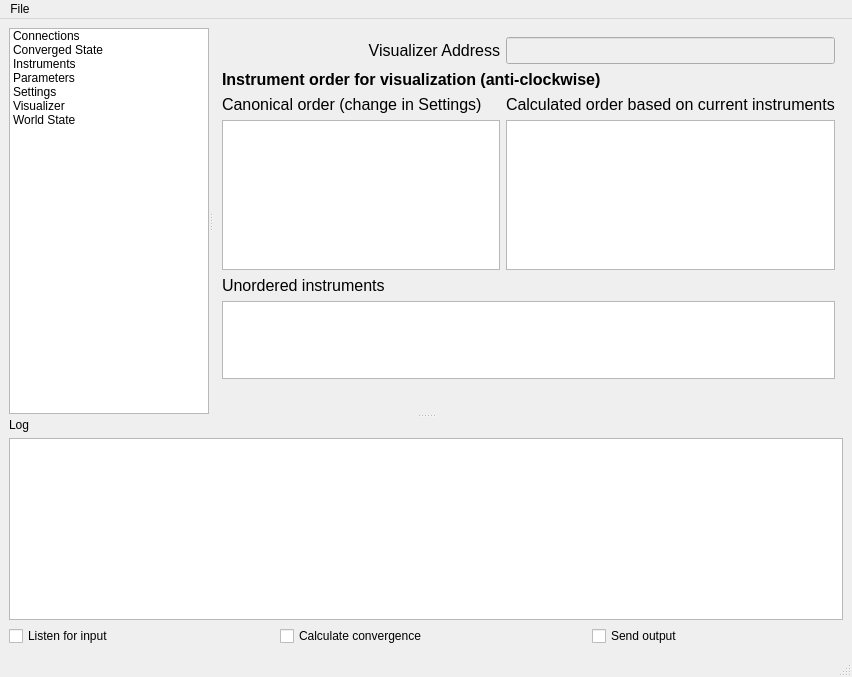
The window that Stabilizer/UX/MainWindow.ui (timmb/Ensemble) describes before a commit, drawn with Qt 5.
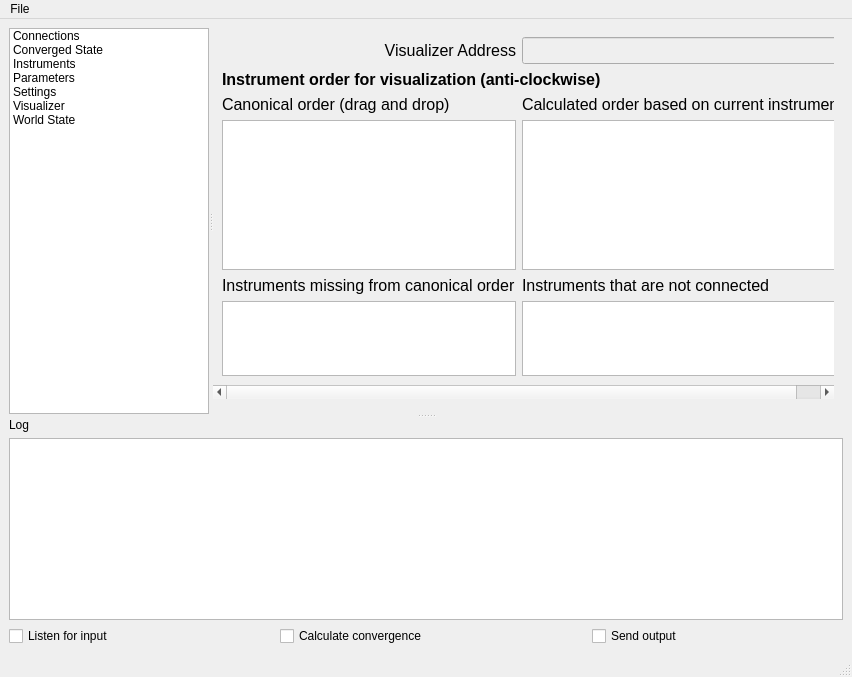
The same window after the commit. The open tabs and pages were chosen to show the change.

Commit message: Improved gui for displaying and editing visualization order

```diff
--- a/Stabilizer/UX/MainWindow.ui
+++ b/Stabilizer/UX/MainWindow.ui
@@ -355,8 +355,8 @@
            <rect>
             <x>0</x>
             <y>0</y>
-            <width>631</width>
-            <height>360</height>
+            <width>621</width>
+            <height>371</height>
            </rect>
           </property>
           <property name="frameShape">
@@ -370,8 +370,8 @@
             <rect>
              <x>0</x>
              <y>0</y>
-             <width>616</width>
-             <height>370</height>
+             <width>606</width>
+             <height>372</height>
             </rect>
            </property>
            <property name="sizePolicy">
@@ -380,6 +380,8 @@
              <verstretch>0</verstretch>
             </sizepolicy>
            </property>
+           <layout class="QVBoxLayout" name="verticalLayout_11">
+            <item>
            <layout class="QGridLayout" name="gridLayout">
             <item row="0" column="0">
              <widget class="QLabel" name="visualizerAddressLabel">
@@ -419,7 +421,7 @@
               <item>
                <widget class="QLabel" name="visualizerCanonicalOrderLabel">
                 <property name="text">
-                 <string>Canonical order (change in Settings)</string>
+                   <string>Canonical order (drag and drop)</string>
                 </property>
                </widget>
               </item>
@@ -465,12 +467,12 @@
               </item>
              </layout>
             </item>
-            <item row="3" column="0" colspan="2">
+              <item row="3" column="0">
              <layout class="QVBoxLayout" name="verticalLayout_5">
               <item>
                <widget class="QLabel" name="visualizerUnorderedInstrumentsLabel">
                 <property name="text">
-                 <string>Unordered instruments</string>
+                   <string>Instruments missing from canonical order</string>
                 </property>
                </widget>
               </item>
@@ -480,6 +482,26 @@
                  <enum>Qt::NoFocus</enum>
                 </property>
                </widget>
+                </item>
+               </layout>
+              </item>
+              <item row="3" column="1">
+               <layout class="QVBoxLayout" name="verticalLayout_10">
+                <item>
+                 <widget class="QLabel" name="visualizerMissingInstrumentsLabel">
+                  <property name="text">
+                   <string>Instruments that are not connected</string>
+                  </property>
+                 </widget>
+                </item>
+                <item>
+                 <widget class="QListView" name="visualizerMissingInstruments">
+                  <property name="focusPolicy">
+                   <enum>Qt::NoFocus</enum>
+                  </property>
+                 </widget>
+                </item>
+               </layout>
               </item>
              </layout>
             </item>
```
Left out of the diff: 14 changed lines with no effect on the pictures. Lines whose indentation alone changed are shown as unchanged. The commit also changes 3 other files.
